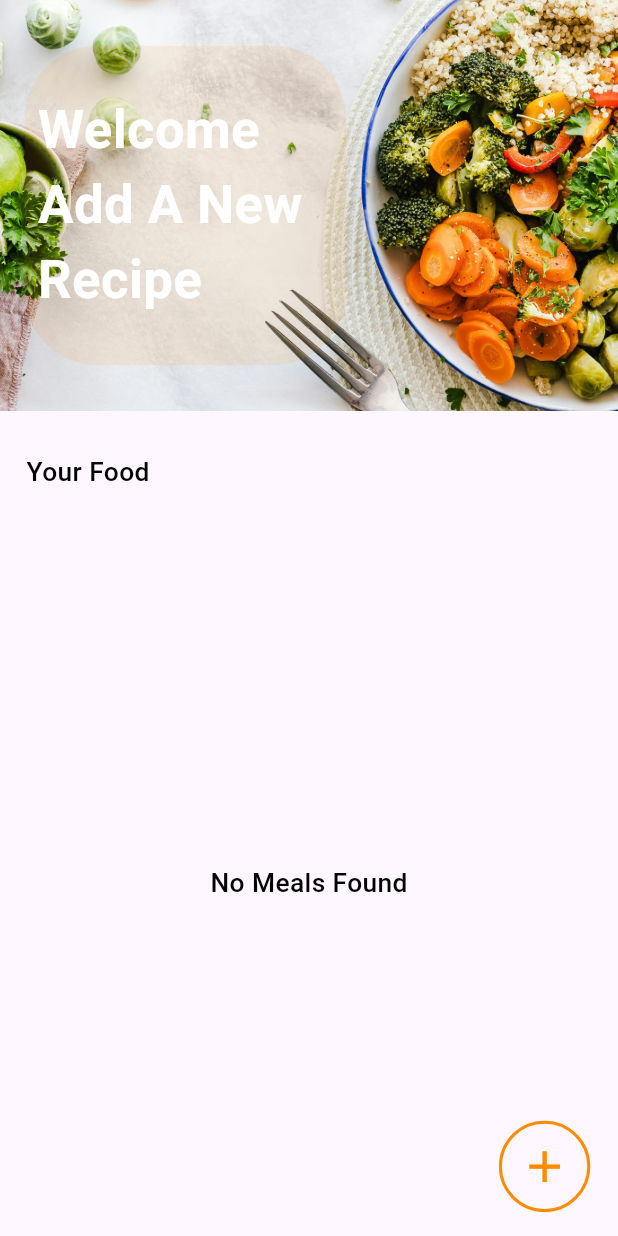
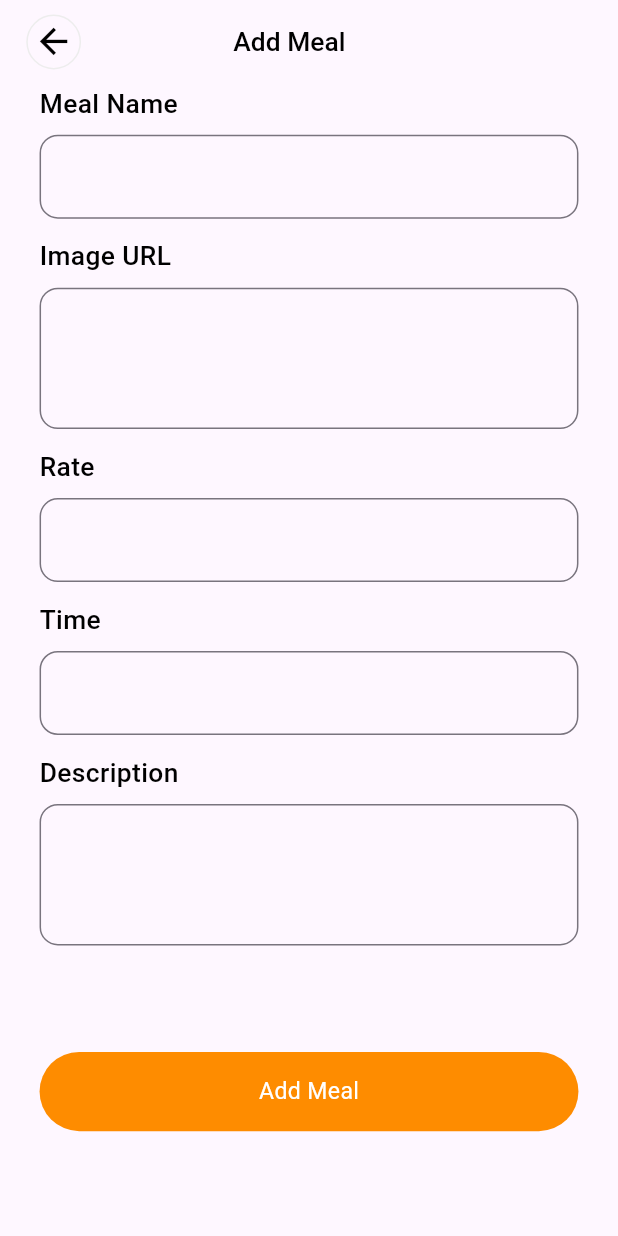
Before and after one commit to KhaledBahjat/meal_app, a Flutter app: the HomeScreen screen opened by its route, after a tap on the "add" icon, on a phone screen of 412 x 824 dp. Run offline on Flutter 3.47's test engine with Material 3 defaults, Android fonts, the phone set to English and light mode, and no system bars; our stand-ins replace cached_network_image, carousel_slider, dots_indicator, flutter_screenutil, go_router, shared_preferences and 1 more; accounts and stored records are empty.

Commit message:
add meal screen & meal details screen done

```diff
--- a/lib/core/routing/app_routs.dart
+++ b/lib/core/routing/app_routs.dart
@@ -2,5 +2,6 @@ class AppRoutes {
   static const String onBoardingScreen = '/onBoarding';
   static const String detailsScreen = '/details';
   static const String homeScreen = '/home';
+  static const String addMealsScreen = '/addMeals';
 
 }
--- a/lib/core/routing/routing_generator.dart
+++ b/lib/core/routing/routing_generator.dart
@@ -1,4 +1,5 @@
 import 'package:meal_app/core/routing/app_routs.dart';
+import 'package:meal_app/screens/add_meals/add_meals_screen.dart';
 import 'package:meal_app/screens/home/home_screen.dart';
 import 'package:meal_app/screens/meal_details/meal_-details_screen.dart';
 import 'package:meal_app/screens/on_bording_screen/on_boarding_screen.dart';
@@ -19,9 +20,14 @@ class RoutingGenerator {
         builder: (context, state) => HomeScreen(),
       ),
       GoRoute(
+        name: AppRoutes.addMealsScreen,
+        path: AppRoutes.addMealsScreen,
+        builder: (context, state) => AddMealsScreen(),
+      ),
+      GoRoute(
+        path: AppRoutes.detailsScreen,
         name: AppRoutes.detailsScreen,
-        path: AppRoutes.detailsScreen,
-        builder: (context, state) => MealDetails(),
+        builder: (context, state) => MealDetailsScreen(),
       ),
     ],
   );
--- a/lib/screens/add_meals/add_meals_screen.dart
+++ b/lib/screens/add_meals/add_meals_screen.dart
@@ -0,0 +1,119 @@
+import 'package:flutter/material.dart';
+import 'package:flutter_screenutil/flutter_screenutil.dart';
+import 'package:go_router/go_router.dart';
+import 'package:meal_app/core/themes/app_colors.dart';
+import 'package:meal_app/core/themes/app_text_styling.dart';
+
+class AddMealsScreen extends StatefulWidget {
+  const AddMealsScreen({super.key});
+
+  @override
+  State<AddMealsScreen> createState() => _AddMealsScreenState();
+}
+
+class _AddMealsScreenState extends State<AddMealsScreen> {
+  @override
+  Widget build(BuildContext context) {
+    return Scaffold(
+      appBar: AppBar(
+        backgroundColor: Colors.transparent,
+        automaticallyImplyLeading: false,
+        centerTitle: true,
+        title: CustomTitleWidget(),
+      ),
+      body: SingleChildScrollView(
+        child: Padding(
+          padding: EdgeInsets.symmetric(horizontal: 24.w),
+          child: Column(
+            crossAxisAlignment: CrossAxisAlignment.start,
+            children: [
+              Text('Meal Name', style: AppTextStyling.blackMedium16),
+              SizedBox(height: 8.sp),
+              CustomTextField(),
+              SizedBox(height: 12.h),
+              Text('Image URL', style: AppTextStyling.blackMedium16),
+              SizedBox(height: 8.sp),
+              CustomTextField(contentPadding: EdgeInsets.all(32.sp)),
+              SizedBox(height: 12.h),
+              Text('Rate', style: AppTextStyling.blackMedium16),
+              SizedBox(height: 8.sp),
+              CustomTextField(),
+              SizedBox(height: 12.h),
+              Text('Time', style: AppTextStyling.blackMedium16),
+              SizedBox(height: 8.sp),
+              CustomTextField(),
+              SizedBox(height: 12.h),
+              Text('Description', style: AppTextStyling.blackMedium16),
+              SizedBox(height: 8.sp),
+              CustomTextField(contentPadding: EdgeInsets.all(32.sp)),
+              SizedBox(height: 70.h),
+              Container(
+                width: 327.w,
+                height: 52.h,
+                decoration: BoxDecoration(
+                  color: AppColors.primary,
+                  borderRadius: BorderRadius.circular(50.r),
+                ),
+                child: Center(
+                  child: Text('Add Meal', style: AppTextStyling.whiteRegular14),
+                ),
+              ),
+            ],
+          ),
+        ),
+      ),
+    );
+  }
+}
+
+class CustomTextField extends StatelessWidget {
+  const CustomTextField({super.key, this.contentPadding, this.hintText});
+  final EdgeInsetsGeometry? contentPadding;
+  final String? hintText;
+  @override
+  Widget build(BuildContext context) {
+    return TextField(
+      decoration: InputDecoration(
+        contentPadding: contentPadding,
+        hintText: hintText,
+        border: OutlineInputBorder(
+          borderSide: BorderSide(color: Color(0xffEDEDED)),
+          borderRadius: BorderRadius.circular(12.r),
+        ),
+        // focusColor: AppColors.primary,
+        focusedBorder: OutlineInputBorder(
+          borderSide: BorderSide(color: AppColors.primary),
+          borderRadius: BorderRadius.circular(12.r),
+        ),
+      ),
+    );
+  }
+}
+
+class CustomTitleWidget extends StatelessWidget {
+  const CustomTitleWidget({super.key});
+
+  @override
+  Widget build(BuildContext context) {
+    return Row(
+      children: [
+        GestureDetector(
+          onTap: () => GoRouter.of(context).pop(),
+          child: Container(
+            width: 36.w,
+            height: 36.h,
+            decoration: BoxDecoration(
+              shape: BoxShape.circle,
+              color: Colors.transparent,
+              border: Border.all(color: Color(0xffEDEDED), width: 1),
+            ),
+            child: Icon(Icons.arrow_back, color: Colors.black, size: 25.sp),
+          ),
+        ),
+        SizedBox(width: 91.w),
+
+        Text('Add Meal', style: AppTextStyling.blackMedium16),
+      ],
+    );
+  }
+}
--- a/lib/screens/home/data/db_helper/db_helper.dart
+++ b/lib/screens/home/data/db_helper/db_helper.dart
@@ -17,11 +17,7 @@ class DatabaseHelper {
 
   Future<Database> _initDatabase() async {
     String path = join(await getDatabasesPath(), 'meals.db');
-    return await openDatabase(
-      path,
-      version: 1,
-      onCreate: _createDatabase,
-    );
+    return await openDatabase(path, version: 1, onCreate: _createDatabase);
   }
 
   Future<void> _createDatabase(Database db, int version) async {
@@ -51,4 +47,9 @@ class DatabaseHelper {
     }).toList();
     return meals;
   }
+
+ Future<int> deleteMeal(Meal meal) async {
+  final db = await database;
+  return await db.delete('meals', where: 'name = ?', whereArgs: [meal.name]);
 }
+}
--- a/lib/screens/home/widget/custom_floating_actcion_button_widget.dart
+++ b/lib/screens/home/widget/custom_floating_actcion_button_widget.dart
@@ -1,5 +1,7 @@
 import 'package:flutter/material.dart';
 import 'package:flutter_screenutil/flutter_screenutil.dart';
+import 'package:go_router/go_router.dart';
+import 'package:meal_app/core/routing/app_routs.dart';
 import 'package:meal_app/core/themes/app_colors.dart';
 
 class CustomFloatingActcionButtonWidget extends StatelessWidget {
@@ -8,7 +10,9 @@ class CustomFloatingActcionButtonWidget extends StatelessWidget {
   @override
   Widget build(BuildContext context) {
     return InkWell(
-      onTap: () {},
+      onTap: () {
+        GoRouter.of(context).pushNamed(AppRoutes.addMealsScreen);
+      },
       child: Container(
         width: 60.w,
         height: 60.h,
--- a/lib/screens/home/widget/food_menu.dart
+++ b/lib/screens/home/widget/food_menu.dart
@@ -9,9 +9,7 @@ import 'package:meal_app/screens/home/home_screen.dart';
 import 'package:meal_app/screens/home/widget/food_item_widget.dart';
 
 class FoodMenu extends StatelessWidget {
-  const FoodMenu({
-    super.key,
-  });
+  const FoodMenu({super.key});
 
   @override
   Widget build(BuildContext context) {
@@ -19,12 +17,9 @@ class FoodMenu extends StatelessWidget {
       child: FutureBuilder(
         future: dbHelper.getMeals(),
         builder: (context, snapshot) {
-          if (snapshot.connectionState ==
-              ConnectionState.waiting) {
+          if (snapshot.connectionState == ConnectionState.waiting) {
             return const Center(
-              child: CircularProgressIndicator(
-                color: AppColors.primary,
-              ),
+              child: CircularProgressIndicator(color: AppColors.primary),
             );
           } else if (snapshot.hasData) {
             if (snapshot.data!.isEmpty) {
@@ -37,13 +32,12 @@ class FoodMenu extends StatelessWidget {
             }
             return GridView.builder(
               itemCount: snapshot.data!.length,
-              gridDelegate:
-                  SliverGridDelegateWithFixedCrossAxisCount(
-                    crossAxisCount: 2,
-                    mainAxisSpacing: 22.sp,
-                    crossAxisSpacing: 16.sp,
-                    childAspectRatio: 0.9,
-                  ),
+              gridDelegate: SliverGridDelegateWithFixedCrossAxisCount(
+                crossAxisCount: 2,
+                mainAxisSpacing: 22.sp,
+                crossAxisSpacing: 16.sp,
+                childAspectRatio: 0.9,
+              ),
               itemBuilder: (context, index) {
                 Meal meal = snapshot.data![index];
                 return FoodItemWidget(
@@ -52,10 +46,9 @@ class FoodMenu extends StatelessWidget {
                   rate: meal.rate,
                   time: meal.time,
                   onTap: () {
-                    GoRouter.of(context).pushNamed(
-                      AppRoutes.detailsScreen,
-                      extra: meal,
-                    );
+                    GoRouter.of(
+                      context,
+                    ).pushNamed(AppRoutes.detailsScreen, extra: meal);
                   },
                 );
               },
```
Also changed, not shown: lib/screens/home/widget/food_item_widget.dart (+11 -1 lines), lib/screens/meal_details/meal_-details_screen.dart (+130 -8 lines).
